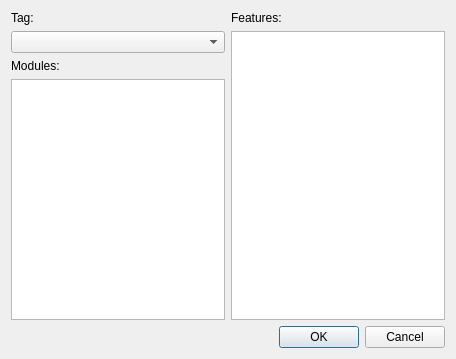
Before: the Qt Designer form ui/qtlitedialog.ui in HamedMasafi/confiqt, drawn with Qt 5.
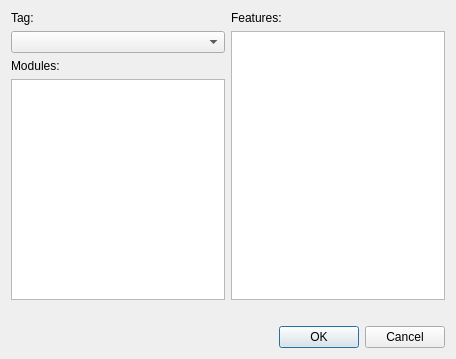
After: the same form once the commit is applied.

The edit to the form file:
```diff
--- a/ui/qtlitedialog.ui
+++ b/ui/qtlitedialog.ui
@@ -56,6 +56,13 @@
      </item>
     </layout>
    </item>
+   <item>
+    <widget class="QLabel" name="labelStatus">
+     <property name="text">
+      <string/>
+     </property>
+    </widget>
+   </item>
    <item>
     <widget class="QDialogButtonBox" name="buttonBox">
      <property name="standardButtons">
```
